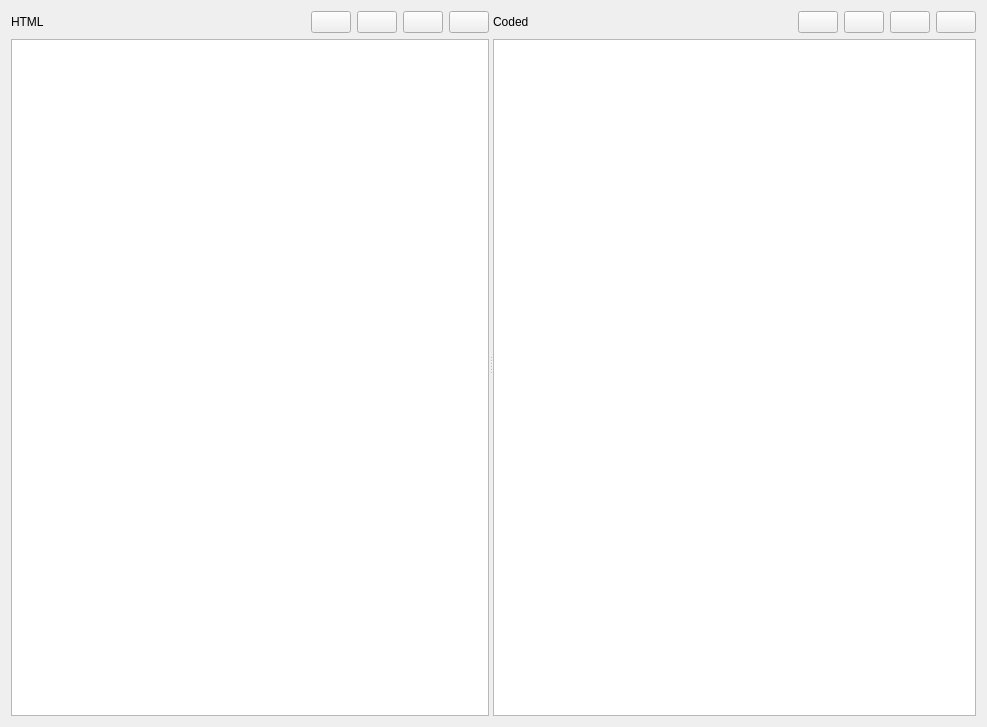
Before: the Qt Designer form src/widgets/htmlcoderdecoderwidget.ui in N1vn0vem8er/cutetoolbox, drawn with Qt 5.
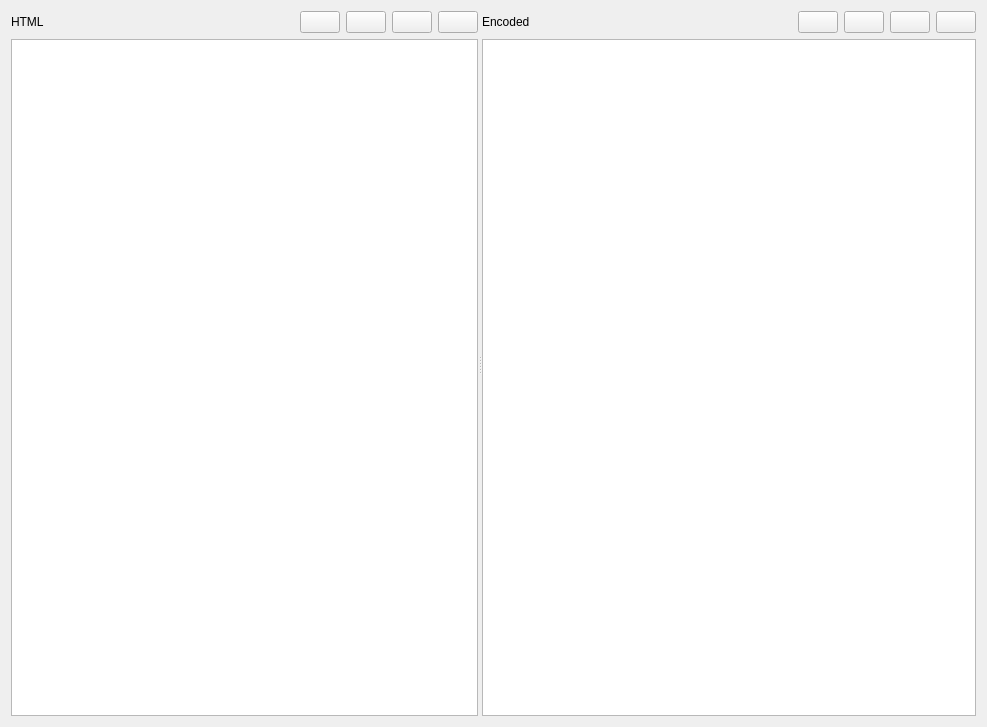
After: the same form once the commit is applied. Icons and pictures are not drawn.

Commit message: Implemented htmlcoderdecoderwidget

The edit to the form file:
```diff
--- a/src/widgets/htmlcoderdecoderwidget.ui
+++ b/src/widgets/htmlcoderdecoderwidget.ui
@@ -112,7 +112,7 @@
          <item>
           <widget class="QLabel" name="label">
            <property name="text">
-            <string>Coded</string>
+            <string>Encoded</string>
            </property>
           </widget>
          </item>
```
Left out of the diff: 4 changed lines with no effect on the pictures. The commit also changes 2 other files.
